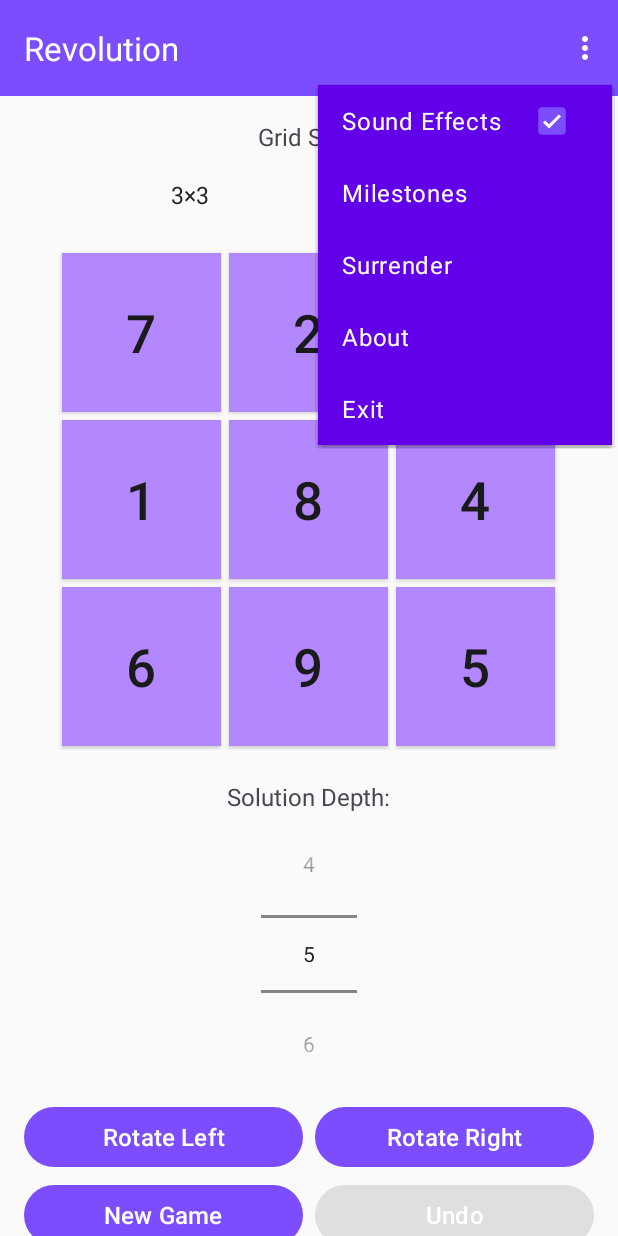
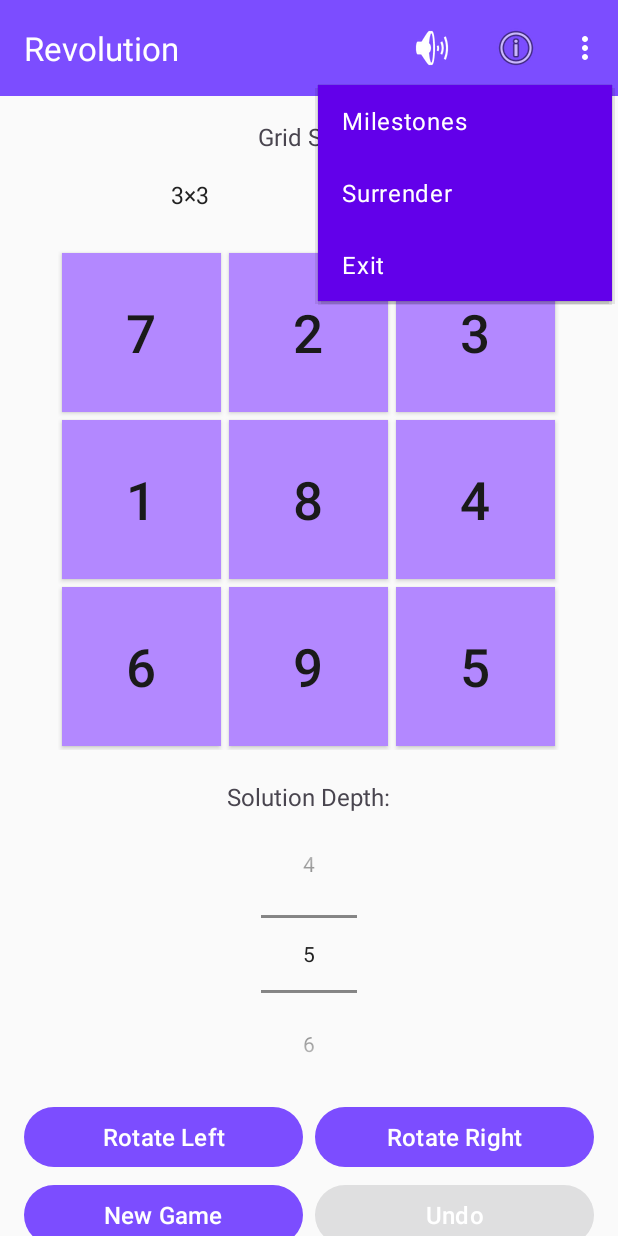
Before and after one commit to EthanWight/Revolution, an Android app: the screen it shows after launch (MainActivity), with the options menu open, on a phone screen of 412 x 824 dp. Run offline under Robolectric (Android 15) with nearby library versions, the phone set to English and light mode, and no system bars.

Commit message:
refactor: Update main menu item visibility
Changes the `showAsAction` attribute for the "Sound Effects", "About", and "Exit" menu items from `never` to `ifRoom`. This allows these actions to be displayed in the app bar if there is sufficient space.

```diff
--- a/app/src/main/res/menu/main_menu.xml
+++ b/app/src/main/res/menu/main_menu.xml
@@ -9,7 +9,7 @@
         android:title="@string/sound_effects"
         android:icon="@android:drawable/ic_lock_silent_mode_off"
         android:checkable="true"
-        app:showAsAction="never" />
+        app:showAsAction="ifRoom" />
 
     <item
         android:id="@+id/action_milestones"
@@ -30,12 +30,12 @@
         android:orderInCategory="100"
         android:title="@string/about"
         android:icon="@android:drawable/ic_menu_info_details"
-        app:showAsAction="never" />
+        app:showAsAction="ifRoom" />
 
     <item
         android:id="@+id/action_exit"
         android:orderInCategory="300"
         android:title="@string/exit"
         android:icon="@android:drawable/ic_menu_close_clear_cancel"
-        app:showAsAction="never" />
+        app:showAsAction="ifRoom" />
 </menu>
```
